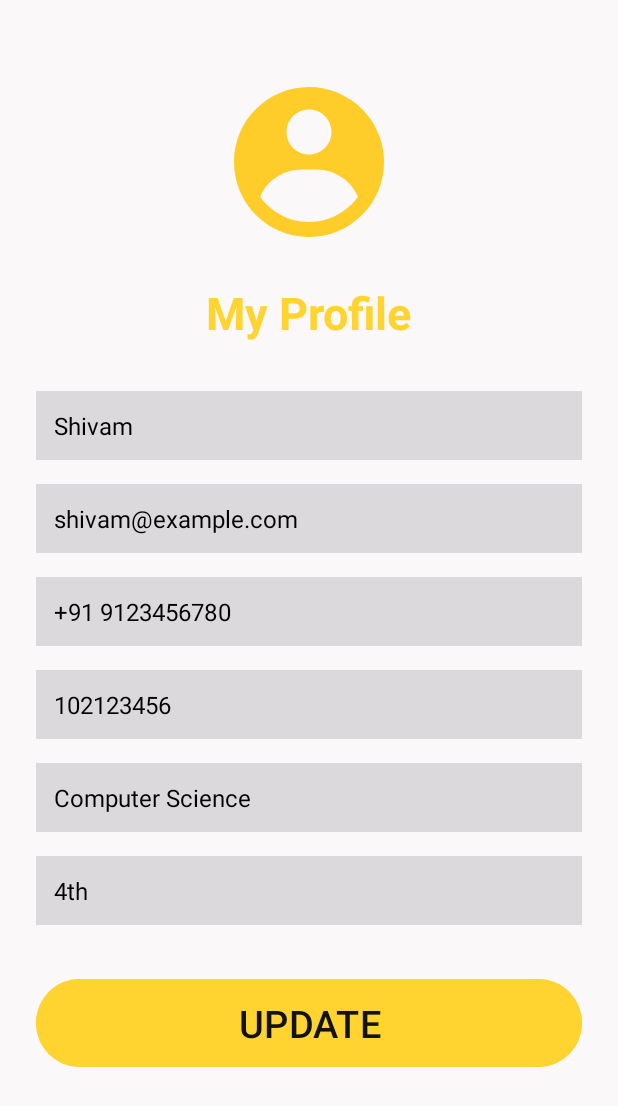
After one commit to Yaseen11121/StudyNITP-, an Android app: the profilePage screen opened directly, with no data from a screen before it, on a phone screen of 412 x 824 dp. The commit adds this screen. Shown: the top 1106 px of the screen. Run offline under Robolectric (Android 15) with nearby library versions, the phone set to English and light mode, and no system bars; our stand-ins replace Firebase (no records; nobody signed in at launch, a user with empty details on screens opened directly).

Commit message:
Profile Page Created

```diff
--- a/app/src/main/AndroidManifest.xml
+++ b/app/src/main/AndroidManifest.xml
@@ -12,6 +12,9 @@
         android:supportsRtl="true"
         android:theme="@style/Theme.StudyNITP"
         tools:targetApi="31">
+        <activity
+            android:name=".profilePage"
+            android:exported="false" />
         <activity
             android:name=".HomePage"
             android:exported="false" />
--- a/app/src/main/java/com/mohyaseensidd/studynitp/HomePage.java
+++ b/app/src/main/java/com/mohyaseensidd/studynitp/HomePage.java
@@ -46,8 +46,8 @@ public class HomePage extends AppCompatActivity {
 
         ImageView profileImg = findViewById(R.id.profileIcon);
         profileImg.setOnClickListener(v->{
-//            Intent intent = new Intent(this,profilePage.class);
-//            startActivity(intent);
+            Intent intent = new Intent(this,profilePage.class);
+            startActivity(intent);
         });
     }
 
--- /dev/null
+++ b/app/src/main/java/com/mohyaseensidd/studynitp/profilePage.java
@@ -0,0 +1,112 @@
+package com.mohyaseensidd.studynitp;
+
+import android.os.Bundle;
+import android.widget.Button;
+import android.widget.EditText;
+import android.widget.Toast;
+
+import androidx.activity.EdgeToEdge;
+import androidx.annotation.NonNull;
+import androidx.appcompat.app.AppCompatActivity;
+
+import com.google.firebase.auth.FirebaseAuth;
+import com.google.firebase.auth.FirebaseUser;
+import com.google.firebase.database.DataSnapshot;
+import com.google.firebase.database.DatabaseError;
+import com.google.firebase.database.DatabaseReference;
+import com.google.firebase.database.FirebaseDatabase;
+import com.google.firebase.database.ValueEventListener;
+
+import java.util.HashMap;
+import java.util.Objects;
+
+public class profilePage extends AppCompatActivity {
+
+    EditText nameEditText, emailEditText, mobileEditText, rollEditText, branchEditText, semesterEditText;
+
+    Button updateButton;
+    DatabaseReference userRef;
+    FirebaseAuth mAuth;
+
+    @Override
+    protected void onCreate(Bundle savedInstanceState) {
+        super.onCreate(savedInstanceState);
+        EdgeToEdge.enable(this);
+        setContentView(R.layout.activity_profile_page);
+
+        // Linking UI
+        nameEditText = findViewById(R.id.nameEditText);
+        emailEditText = findViewById(R.id.emailEditText);
+        mobileEditText = findViewById(R.id.mobileEditText);
+        rollEditText = findViewById(R.id.rollEditText);
+        branchEditText = findViewById(R.id.branchEditText);
+        semesterEditText = findViewById(R.id.semesterEditText);
+        updateButton = findViewById(R.id.updateButton);
+
+        // Firebase references
+        mAuth = FirebaseAuth.getInstance();
+        FirebaseUser user = FirebaseAuth.getInstance().getCurrentUser();
+        assert user != null;
+        String email = user.getEmail();
+
+        // Get the database reference
+        userRef = FirebaseDatabase.getInstance().getReference("users");
+
+        // Fetch and set data
+        userRef.orderByChild("email").equalTo(email).addListenerForSingleValueEvent(new ValueEventListener() {
+            @Override
+            public void onDataChange(@NonNull DataSnapshot snapshot) {
+                if (snapshot.exists()) {
+                    for (DataSnapshot userSnap : snapshot.getChildren()) {
+                        String name = userSnap.child("name").getValue(String.class);
+                        String mobNo = userSnap.child("mobNo").getValue(String.class);
+                        String rollNo = userSnap.child("rollNo").getValue(String.class);
+                        String branch = userSnap.child("branch").getValue(String.class);
+                        String semester = userSnap.child("semester").getValue(String.class);
+
+                        // Set in EditTexts
+                        nameEditText.setText(name);
+                        emailEditText.setText(email);
+                        mobileEditText.setText(mobNo);
+                        rollEditText.setText(rollNo);
+                        branchEditText.setText(branch);
+                        semesterEditText.setText(semester);
+                        updateButton.setOnClickListener(v -> {
+                            String newName = nameEditText.getText().toString().trim();
+                            String newMobNo = mobileEditText.getText().toString().trim();
+                            String newRollNo = rollEditText.getText().toString().trim();
+                            String newBranch = branchEditText.getText().toString().trim();
+                            String newSemester = semesterEditText.getText().toString().trim();
+
+                            // Update map
+                            HashMap<String, Object> updates = new HashMap<>();
+                            updates.put("name", newName);
+                            updates.put("mobNo", newMobNo);
+                            updates.put("rollNo", newRollNo);
+                            updates.put("branch", newBranch);
+                            updates.put("semester", newSemester);
+
+                            userRef.child(Objects.requireNonNull(userSnap.getKey())).updateChildren(updates)
+                                    .addOnSuccessListener(aVoid ->
+                                            Toast.makeText(profilePage.this, "Profile Updated!", Toast.LENGTH_SHORT).show()
+                                    )
+                                    .addOnFailureListener(e ->
+                                            Toast.makeText(profilePage.this, "Update Failed: " + e.getMessage(), Toast.LENGTH_SHORT).show()
+                                    );
+                        });
+
+                    }
+
+
+                } else {
+                    Toast.makeText(profilePage.this, "User data not found!", Toast.LENGTH_SHORT).show();
+                }
+            }
+
+            @Override
+            public void onCancelled(@NonNull DatabaseError error) {
+                Toast.makeText(profilePage.this, "Error: " + error.getMessage(), Toast.LENGTH_SHORT).show();
+            }
+        });
+    }
+}
--- /dev/null
+++ b/app/src/main/res/drawable/profile_icon.xml
@@ -0,0 +1,10 @@
+<vector xmlns:android="http://schemas.android.com/apk/res/android"
+    android:width="202dp"
+    android:height="202dp"
+    android:viewportWidth="202"
+    android:viewportHeight="202">
+  <path
+      android:pathData="M101,16.83C112.05,16.83 123,19.01 133.21,23.24C143.42,27.47 152.7,33.67 160.51,41.49C168.33,49.3 174.53,58.58 178.76,68.79C182.99,79 185.17,89.95 185.17,101C185.17,147.48 147.48,185.17 101,185.17C54.52,185.17 16.83,147.48 16.83,101C16.83,54.52 54.52,16.83 101,16.83ZM109.42,109.42H92.58C71.75,109.42 53.86,122.04 46.14,140.05C58.35,157.17 78.37,168.33 101,168.33C123.63,168.33 143.65,157.17 155.86,140.05C148.14,122.04 130.25,109.42 109.42,109.42ZM101,42.08C87.05,42.08 75.75,53.39 75.75,67.33C75.75,81.28 87.05,92.58 101,92.58C114.94,92.58 126.25,81.28 126.25,67.33C126.25,53.39 114.95,42.08 101,42.08Z"
+      android:fillColor="#FFCD29"
+      android:fillType="evenOdd"/>
+</vector>
--- /dev/null
+++ b/app/src/main/res/layout/activity_profile_page.xml
@@ -0,0 +1,91 @@
+<?xml version="1.0" encoding="utf-8"?>
+<ScrollView xmlns:android="http://schemas.android.com/apk/res/android"
+    android:layout_width="match_parent"
+    android:layout_height="match_parent"
+    android:background="#FAF8F8"
+    android:padding="24dp">
+
+    <LinearLayout
+        android:layout_width="match_parent"
+        android:layout_height="wrap_content"
+        android:orientation="vertical"
+        android:gravity="center_horizontal">
+
+        <!-- Profile Image -->
+        <ImageView
+            android:id="@+id/profileImage"
+            android:layout_width="120dp"
+            android:layout_height="120dp"
+            android:src="@drawable/profile_icon"
+            android:layout_marginTop="24dp"
+            android:layout_marginBottom="20dp"
+            android:scaleType="centerCrop"
+            android:contentDescription="@string/icprofile" />
+
+        <!-- Title -->
+        <TextView
+            android:layout_width="wrap_content"
+            android:layout_height="wrap_content"
+            android:text="@string/my_profile"
+            android:textSize="30sp"
+            android:textColor="#FFD430"
+            android:textStyle="bold"
+            android:layout_marginBottom="24dp" />
+
+        <!-- Editable Fields -->
+        <EditText
+            android:id="@+id/nameEditText"
+            android:hint="@string/name"
+            android:text="@string/shivam"
+            style="@style/ProfileInput" />
+
+        <EditText
+            android:id="@+id/emailEditText"
+            android:hint="@string/email"
+            android:text="@string/shivam_example_com"
+            android:inputType="textEmailAddress"
+            style="@style/ProfileInput" />
+
+        <EditText
+            android:id="@+id/mobileEditText"
+            android:hint="@string/mobile_number"
+            android:text="@string/_91_9123456780"
+            android:inputType="phone"
+            style="@style/ProfileInput" />
+
+        <EditText
+            android:id="@+id/rollEditText"
+            android:hint="@string/roll_number"
+            android:text="@string/_102123456"
+            android:inputType="number"
+            style="@style/ProfileInput" />
+
+        <EditText
+            android:id="@+id/branchEditText"
+            android:hint="@string/branch"
+            android:text="@string/computer_science"
+            style="@style/ProfileInput" />
+
+        <EditText
+            android:id="@+id/semesterEditText"
+            android:hint="@string/semester"
+            android:text="@string/_4th"
+            style="@style/ProfileInput" />
+
+        <!-- Update Button -->
+        <Button
+            android:id="@+id/updateButton"
+            android:layout_width="match_parent"
+            android:layout_height="wrap_content"
+            android:text="@string/update"
+            android:textSize="25sp"
+            android:textAllCaps="true"
+            android:layout_marginTop="24dp"
+            android:backgroundTint="#FFD430"
+            android:textColor="#121211"
+            android:padding="12dp"
+            android:layout_marginBottom="40dp" />
+
+
+    </LinearLayout>
+</ScrollView>
--- a/app/src/main/res/values/strings.xml
+++ b/app/src/main/res/values/strings.xml
@@ -5,4 +5,19 @@
     <string name="profile">profile</string>
     <string name="studynitp1">StudyNITP!</string>
     <string name="cd1">cd1</string>
+    <string name="my_profile">My Profile</string>
+    <string name="icprofile">icProfile</string>
+    <string name="name">Name</string>
+    <string name="shivam">Shivam</string>
+    <string name="email">Email</string>
+    <string name="shivam_example_com">shivam@example.com</string>
+    <string name="mobile_number">Mobile Number</string>
+    <string name="_91_9123456780">+91 9123456780</string>
+    <string name="roll_number">Roll Number</string>
+    <string name="_102123456">102123456</string>
+    <string name="branch">Branch</string>
+    <string name="computer_science">Computer Science</string>
+    <string name="semester">Semester</string>
+    <string name="_4th">4th</string>
+    <string name="update">UPDATE</string>
 </resources>
--- /dev/null
+++ b/app/src/main/res/values/style1.xml
@@ -0,0 +1,14 @@
+<?xml version="1.0" encoding="utf-8"?>
+<resources>
+    <style name="ProfileInput">
+        <item name="android:layout_width">match_parent</item>
+        <item name="android:layout_height">wrap_content</item>
+        <item name="android:padding">12dp</item>
+        <item name="android:textColor">#000000</item>
+        <item name="android:textSize">16sp</item>
+        <item name="android:background">#25222831</item>
+        <item name="android:layout_marginTop">8dp</item>
+        <item name="android:layout_marginBottom">8dp</item>
+    </style>
+
+</resources>
```
